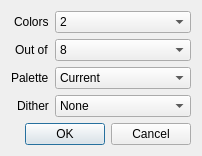
The window that src/quantizedialog.ui (Vesuri/excellence) describes before a commit, drawn with Qt 5.
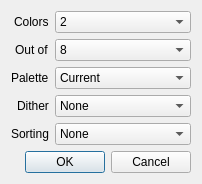
The same window after the commit.

Commit message: Expose sorting in optimal palette dialogs

```diff
--- a/src/quantizedialog.ui
+++ b/src/quantizedialog.ui
@@ -7,7 +7,7 @@
     <x>0</x>
     <y>0</y>
     <width>202</width>
-    <height>154</height>
+    <height>182</height>
    </rect>
   </property>
   <property name="windowTitle">
@@ -87,6 +87,20 @@
        <item><property name="text"><string>Pattern</string></property></item>
       </widget>
      </item>
+     <item row="4" column="0">
+      <widget class="QLabel" name="labelSorting">
+       <property name="text">
+        <string>Sorting</string>
+       </property>
+      </widget>
+     </item>
+     <item row="4" column="1">
+      <widget class="QComboBox" name="comboBoxSorting">
+       <item><property name="text"><string>None</string></property></item>
+       <item><property name="text"><string>Dark to light</string></property></item>
+       <item><property name="text"><string>Light to dark</string></property></item>
+      </widget>
+     </item>
     </layout>
    </item>
    <item>
```
The commit also changes 6 other files.
